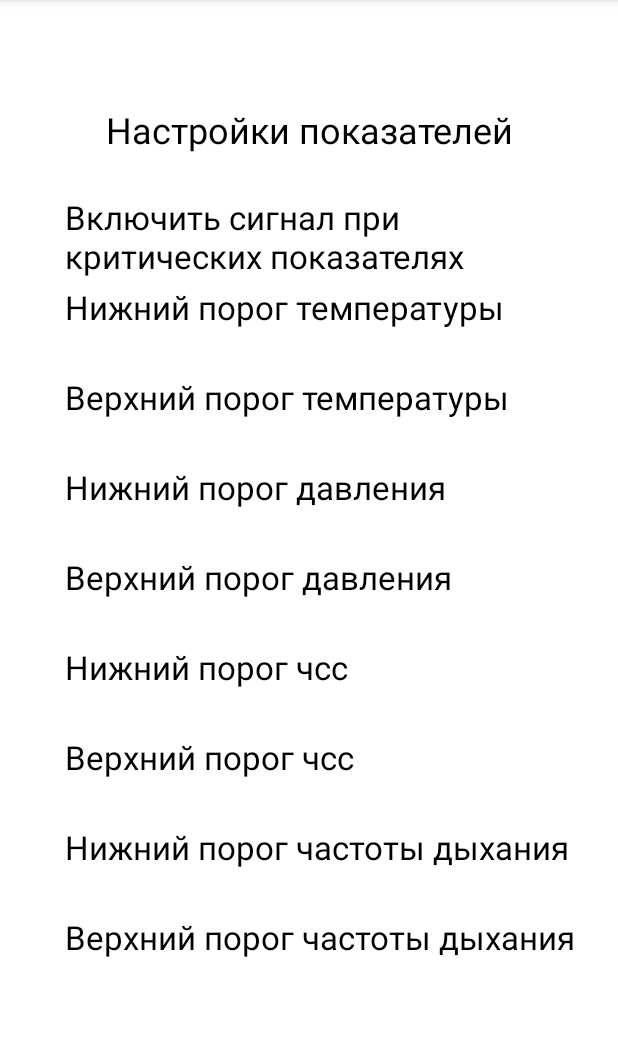
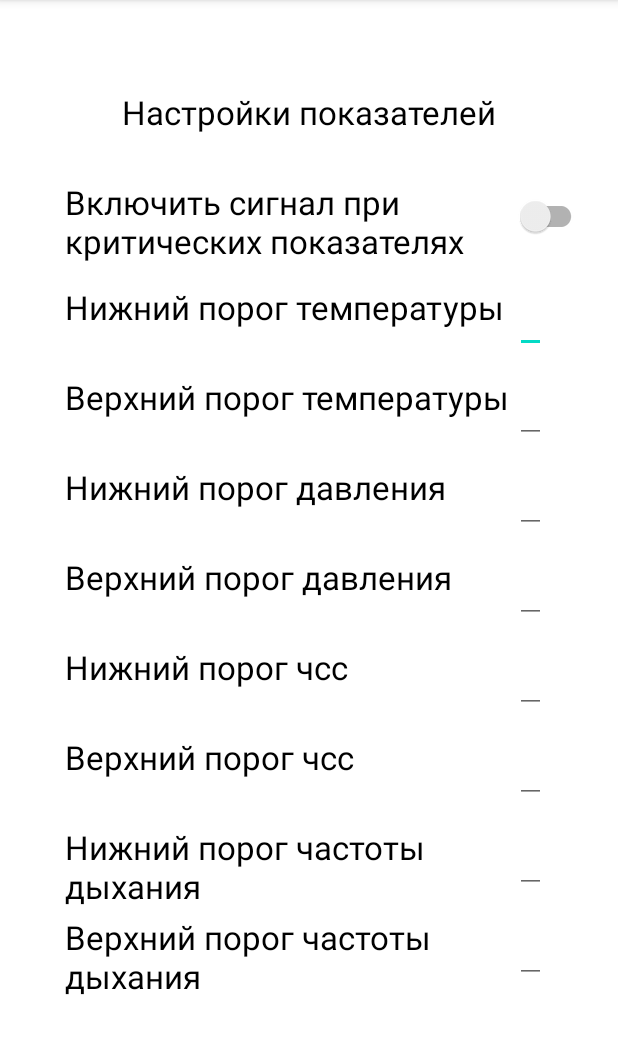
Before and after one commit to AlexSergo/MyPet, an Android app: the fragment SettingsFragment shown on its own in the app's theme, on a phone screen of 412 x 824 dp, the part 84-1138 px from its top. Run offline under Robolectric (Android 15) with nearby library versions, the phone set to English and light mode, and no system bars.

Commit message:
settings modified

```diff
--- a/app/src/main/res/layout/fragment_settings.xml
+++ b/app/src/main/res/layout/fragment_settings.xml
@@ -7,8 +7,8 @@
 
     <!-- TODO: Update blank fragment layout -->
     <TextView
-        android:layout_marginTop="70dp"
-        android:textSize="24sp"
+        android:layout_marginTop="60dp"
+        android:textSize="22sp"
         android:layout_width="match_parent"
         android:layout_height="wrap_content"
         android:gravity="center"
@@ -19,11 +19,20 @@
         android:layout_width="280dp"
         android:layout_height="wrap_content"
         android:layout_marginStart="43dp"
-        android:layout_marginTop="130dp"
+        android:layout_marginTop="120dp"
         android:gravity="start"
         android:text="@string/turn_on_signal"
         android:textColor="@color/black"
         android:textSize="22sp" />
+
+    <androidx.appcompat.widget.SwitchCompat
+        android:id="@+id/switch1"
+        android:layout_width="wrap_content"
+        android:layout_height="wrap_content"
+        android:layout_marginStart="343dp"
+        android:layout_marginTop="120dp"
+        android:color="@color/active_button"
+        android:text="" />
 
     <TextView
         android:layout_marginTop="190dp"
@@ -35,6 +44,14 @@
         android:text="@string/low_temperature"
         android:textColor="@color/black"/>
 
+    <EditText
+        android:id="@+id/edit_low_temp"
+        android:layout_width="wrap_content"
+        android:layout_height="wrap_content"
+        android:layout_marginTop="190dp"
+        android:layout_marginStart="343dp"
+        android:inputType="number"/>
+
     <TextView
         android:layout_marginTop="250dp"
         android:layout_marginStart="43dp"
@@ -44,6 +61,14 @@
         android:gravity="start"
         android:text="@string/high_temperature"
         android:textColor="@color/black"/>
+
+    <EditText
+        android:id="@+id/edit_high_temp"
+        android:layout_width="wrap_content"
+        android:layout_height="wrap_content"
+        android:layout_marginTop="250dp"
+        android:layout_marginStart="343dp"
+        android:inputType="number"/>
 
     <TextView
         android:layout_marginTop="310dp"
@@ -55,6 +80,14 @@
         android:text="@string/low_pressure"
         android:textColor="@color/black"/>
 
+    <EditText
+        android:id="@+id/edit_low_pressure"
+        android:layout_width="wrap_content"
+        android:layout_height="wrap_content"
+        android:layout_marginTop="310dp"
+        android:layout_marginStart="343dp"
+        android:inputType="number"/>
+
     <TextView
         android:layout_marginTop="370dp"
         android:layout_marginStart="43dp"
@@ -64,6 +97,14 @@
         android:gravity="start"
         android:text="@string/high_pressure"
         android:textColor="@color/black"/>
+
+    <EditText
+        android:id="@+id/edit_high_pressure"
+        android:layout_width="wrap_content"
+        android:layout_height="wrap_content"
+        android:layout_marginTop="370dp"
+        android:layout_marginStart="343dp"
+        android:inputType="number"/>
 
     <TextView
         android:layout_marginTop="430dp"
@@ -75,6 +116,14 @@
         android:text="@string/low_heart_rate"
         android:textColor="@color/black"/>
 
+    <EditText
+        android:id="@+id/edit_low_heart_rate"
+        android:layout_width="wrap_content"
+        android:layout_height="wrap_content"
+        android:layout_marginTop="430dp"
+        android:layout_marginStart="343dp"
+        android:inputType="number"/>
+
     <TextView
         android:layout_marginTop="490dp"
         android:layout_marginStart="43dp"
@@ -85,23 +134,47 @@
         android:text="@string/high_heart_rate"
         android:textColor="@color/black"/>
 
-    <TextView
-        android:layout_marginTop="550dp"
-        android:layout_marginStart="43dp"
-        android:textSize="22sp"
+    <EditText
+        android:id="@+id/edit_high_heart_rate"
         android:layout_width="wrap_content"
         android:layout_height="wrap_content"
+        android:layout_marginTop="490dp"
+        android:layout_marginStart="343dp"
+        android:inputType="number"/>
+
+    <TextView
+        android:layout_width="280dp"
+        android:layout_height="wrap_content"
+        android:layout_marginStart="43dp"
+        android:layout_marginTop="550dp"
         android:gravity="start"
         android:text="@string/low_breathing_rate"
-        android:textColor="@color/black"/>
+        android:textColor="@color/black"
+        android:textSize="22sp" />
+
+    <EditText
+        android:id="@+id/edit_low_breathing_rate"
+        android:layout_width="wrap_content"
+        android:layout_height="wrap_content"
+        android:layout_marginTop="550dp"
+        android:layout_marginStart="343dp"
+        android:inputType="number"/>
 
     <TextView
+        android:layout_width="280dp"
+        android:layout_height="wrap_content"
+        android:layout_marginStart="43dp"
         android:layout_marginTop="610dp"
-        android:layout_marginStart="43dp"
-        android:textSize="22sp"
+        android:gravity="start"
+        android:text="@string/high_breathing_rate"
+        android:textColor="@color/black"
+        android:textSize="22sp" />
+
+    <EditText
+        android:id="@+id/edit_high_breathing_rate"
         android:layout_width="wrap_content"
         android:layout_height="wrap_content"
-        android:gravity="start"
-        android:text="@string/high_breathing_rate"
-        android:textColor="@color/black"/>
+        android:layout_marginTop="610dp"
+        android:layout_marginStart="343dp"
+        android:inputType="number"/>
 </FrameLayout>
```
